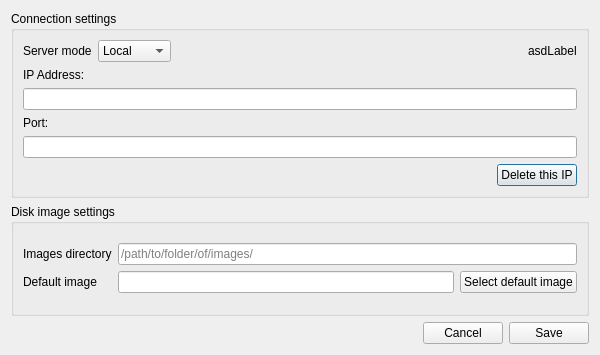
Before: the Qt Designer form assets/qt/NetworkSettingsDialog.ui in WEEE-Open/pesto, drawn with Qt 5.
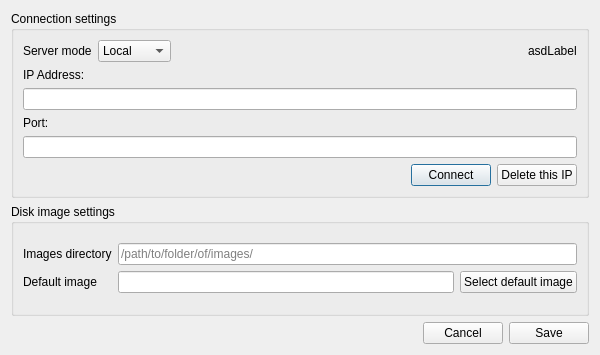
After: the same form once the commit is applied.

Patch:
```diff
--- a/assets/qt/NetworkSettingsDialog.ui
+++ b/assets/qt/NetworkSettingsDialog.ui
@@ -120,6 +120,13 @@
             </property>
            </spacer>
           </item>
+          <item>
+           <widget class="QPushButton" name="connectButton">
+            <property name="text">
+             <string>Connect</string>
+            </property>
+           </widget>
+          </item>
           <item>
            <widget class="QPushButton" name="deleteConfigButton">
             <property name="text">
```
